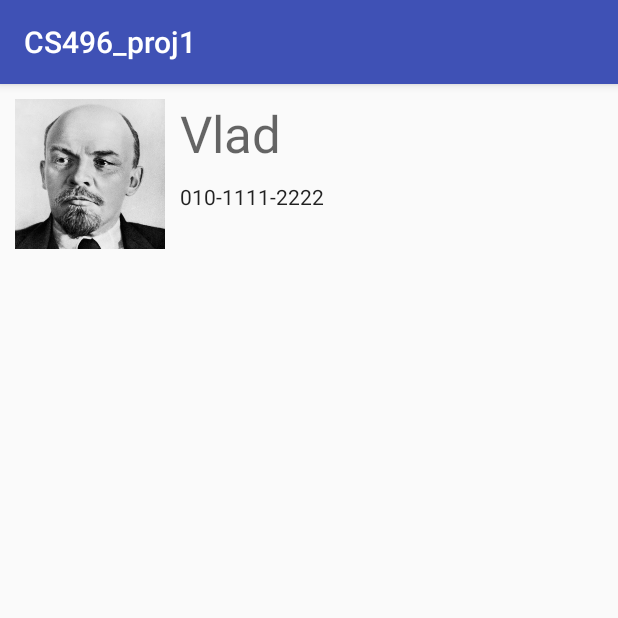
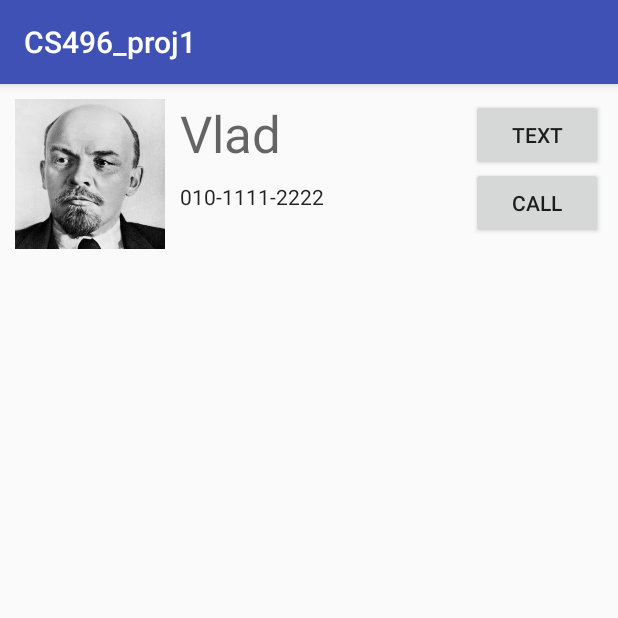
Before and after one commit to YoungsooJang/CS496_proj1, an Android app: the screen it shows after launch (ContactDisplayActivity), after a tap on "Vlad", on a phone screen of 412 x 824 dp, the top half of it. Run offline under Robolectric (Android 15) with nearby library versions, the phone set to English and light mode, and no system bars; 1 statement that could not run was skipped.

Commit message:
added text/call feature

```diff
--- a/app/src/main/java/com/example/q/cs496_proj1/ContactDisplayActivity.java
+++ b/app/src/main/java/com/example/q/cs496_proj1/ContactDisplayActivity.java
@@ -1,9 +1,12 @@
 package com.example.q.cs496_proj1;
 
 import android.content.Intent;
+import android.net.Uri;
 import android.os.Bundle;
 import android.support.annotation.Nullable;
 import android.support.v7.app.AppCompatActivity;
+import android.view.View;
+import android.widget.Button;
 import android.widget.ImageView;
 import android.widget.TextView;
 
@@ -25,6 +28,8 @@ public class ContactDisplayActivity extends AppCompatActivity {
         TextView textView1 = (TextView)findViewById(R.id.textView1);
         TextView textView2 = (TextView)findViewById(R.id.textView2);
         ImageView imageView1 = (ImageView)findViewById(R.id.imageView1);
+        Button button1 = (Button)findViewById(R.id.button1);
+        Button button2 = (Button)findViewById(R.id.button2);
 
         textView1.setText(name);
         textView2.setText(number);
@@ -32,5 +37,20 @@ public class ContactDisplayActivity extends AppCompatActivity {
             imageView1.setScaleType(ImageView.ScaleType.CENTER_CROP);
             imageView1.setImageResource(picture);
         }
+
+        button1.setOnClickListener(new View.OnClickListener() {
+            @Override
+            public void onClick(View v) {
+                String stripped = number.replace("-", "");
+                startActivity(new Intent(Intent.ACTION_VIEW, Uri.parse("sms:" + stripped)));
+            }
+        });
+        button2.setOnClickListener(new View.OnClickListener() {
+            @Override
+            public void onClick(View v) {
+                String stripped = number.replace("-", "");
+                startActivity(new Intent(Intent.ACTION_DIAL, Uri.parse("tel:" + stripped)));
+            }
+        });
     }
 }
--- a/app/src/main/res/layout/contactdisplay.xml
+++ b/app/src/main/res/layout/contactdisplay.xml
@@ -32,4 +32,21 @@
         android:layout_marginTop="10dp"
         android:id="@+id/textView2"
         android:textAppearance="@style/TextAppearance.AppCompat.Body1" />
+
+    <Button
+        android:text="Text"
+        android:layout_width="wrap_content"
+        android:layout_height="wrap_content"
+        android:layout_marginEnd="10dp"
+        android:id="@+id/button1"
+        android:layout_alignTop="@+id/textView1"
+        android:layout_alignParentEnd="true" />
+
+    <Button
+        android:text="Call"
+        android:layout_width="wrap_content"
+        android:layout_height="wrap_content"
+        android:id="@+id/button2"
+        android:layout_below="@+id/textView1"
+        android:layout_alignStart="@+id/button1" />
 </RelativeLayout>
```
